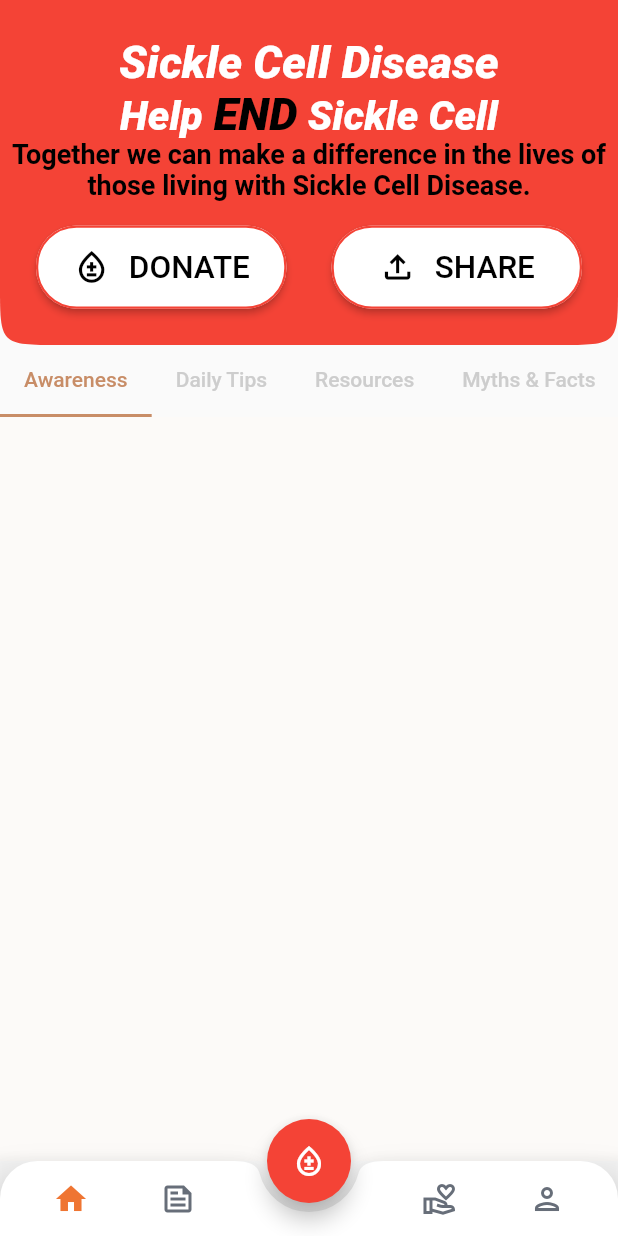
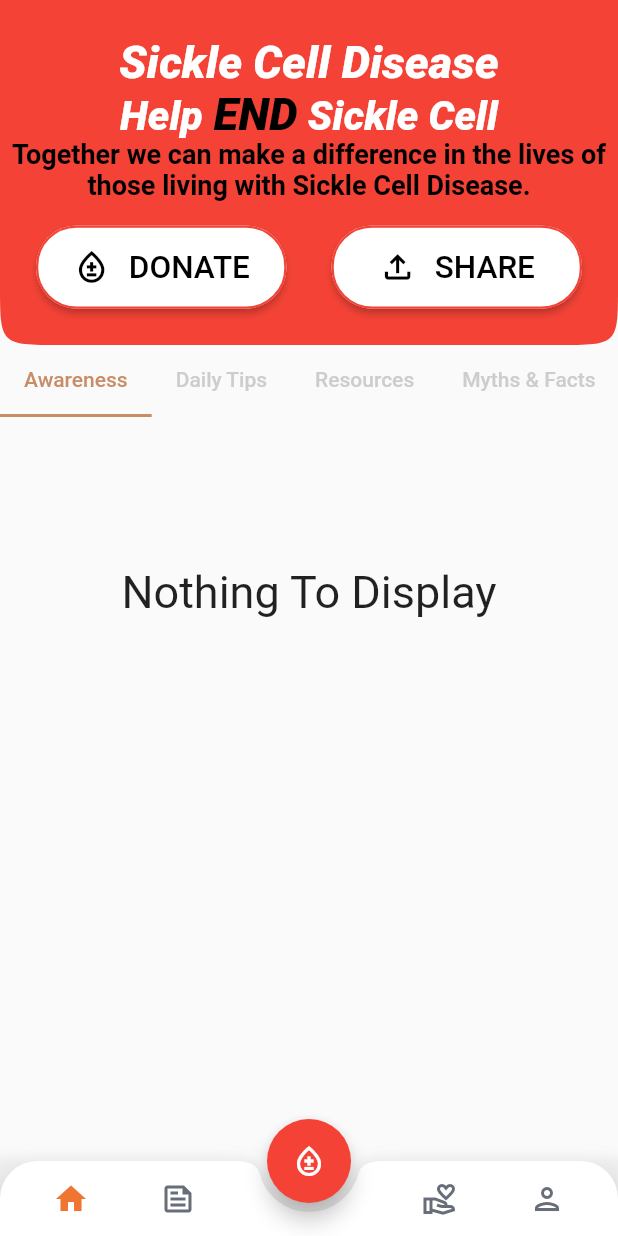
Before and after one commit to Sickle-Cell-Foundation-Of-Alberta/PintSize, a Flutter app: the screen it shows after launch, after a tap on "Get Started", on a phone screen of 412 x 824 dp. Run offline on Flutter 3.47's test engine with Material 2 defaults, Android fonts, the light colour scheme and no system bars; our stand-ins replace cloud_firestore, firebase_core, firebase_database, tuple; accounts and stored records are empty.

Commit message:
Database query update

```diff
--- a/lib/Screens/Home/homeTabs/homepageAwareness.dart
+++ b/lib/Screens/Home/homeTabs/homepageAwareness.dart
@@ -1,69 +1,69 @@
-import 'package:cloud_firestore/cloud_firestore.dart';
+import 'package:firebase_database/firebase_database.dart';
 import 'package:flutter/material.dart';
 import 'package:pintsize/Screens/Home/subPages/awareness.dart';
-import 'package:firebase_database/firebase_database.dart';
 
-class AwarenessPage extends StatelessWidget {
+class AwarenessPage extends StatefulWidget {
+  @override
+  _HomeState createState() => _HomeState();
+}
+
+class _HomeState extends State<AwarenessPage> {
+  //Creating an instance of firebase
   final databaseReference = FirebaseDatabase.instance.reference();
+
   @override
   Widget build(BuildContext context) {
-    readData();
-    var size = MediaQuery.of(context).size;
-
-    var query = databaseReference.child('Awareness').orderByChild('id');
-    query.onChildAdded.forEach((event) => {print(event.snapshot.value)});
-
-    /*24 is for notification bar on Android*/
-    final double itemHeight = (size.height - kToolbarHeight - 24) / 2;
-    final double itemWidth = size.width / 2;
-
-    return Scaffold(
-      backgroundColor: Color(0xFFFCFAF8),
-      body: new Container(
-        child: StreamBuilder(
-          stream:
-              // databaseReference.child("Awareness").onValue,
-              FirebaseFirestore.instance.collection('Awareness').snapshots(),
-          builder: (BuildContext context,
-              AsyncSnapshot<QuerySnapshot<Map<String, dynamic>>> snapshot) {
-            if (!snapshot.hasData) return const SizedBox.shrink();
-            return GridView.builder(
-                itemCount: snapshot.data!.docs.length,
-                gridDelegate: SliverGridDelegateWithFixedCrossAxisCount(
-                    crossAxisCount: 1,
-                    childAspectRatio: MediaQuery.of(context).size.width /
-                        (MediaQuery.of(context).size.height / 5)),
-                itemBuilder: (BuildContext context, int index) {
-                  final databaseQuery = snapshot.data!.docs[index].data();
-                  return _buildCard(databaseQuery['title'],
-                      databaseQuery['description'], context);
-                });
-          },
-        ),
-      ),
+    return new Scaffold(
+      body: formWidget(),
     );
   }
 
-  void readData() {
-    databaseReference
-        .child(
-            '1wWNoeTvLN4SEQ02eKVYM94mLymsNMq-UB8Cx3AATunw/Cbs_Donoation_Data')
-        .once()
-        .then((DataSnapshot snapshot) {
-      print('Data : ${snapshot.value}');
+//Creating a referance to the database child
+  var _firebaseRef =
+      FirebaseDatabase().reference().child('Awareness').orderByChild("id");
+
+  Widget formWidget() {
+    return Padding(
+      padding: const EdgeInsets.only(top: 8.0, left: 6.0, right: 6.0),
+      child: Center(
+        child: StreamBuilder(
+          stream: _firebaseRef.onValue,
+/*On value change the stream is triggered for all
+crud operations.
+If you only want to trigger when a child is added
+use ***stream: _firebaseRef.onChildAdded,*** instead of onValue*/
+          builder: (context, snap) {
+            if (snap.hasData &&
+                !snap.hasError &&
+                snap.data.snapshot.value != null) {
+              Map data = snap.data.snapshot.value;
+              List item = [];
+
+              data.forEach((index, data) {
+                item.add(
+                    {"key": index, ...data}); //The items are added to the list
+
+                //if you only want to add a specific type of data to be displayed you can use this approach
+                /*if (data["Type"] == "Pollution") {
+                  item.add({"key": index, ...data});
+                } */
               });
-  }
-}
-
-Widget _buildCard(String title, String description, context) {
+              if (item.length > 0) {
+                return ListView.builder(
+                  itemCount: item.length,
+                  itemBuilder: (context, index) {
                     return Padding(
-      padding:
-          EdgeInsets.only(top: 10.0, bottom: 15.0, left: 45.0, right: 45.0),
+                        padding: EdgeInsets.only(
+                            top: 10.0, bottom: 15.0, left: 45.0, right: 45.0),
                         child: InkWell(
                           onTap: () {
                             Navigator.of(context).push(MaterialPageRoute(
                                 builder: (context) => HomeAwarenessSubPage(
-                  documentTitle: title, documentDescription: description)));
+                                    documentTitle: item[index][
+                                        "title"], //The title is taken from the list index
+                                    documentDescription: item[
+                                            index] //The description is taken from the list index
+                                        ["description"])));
                           },
                           child: Container(
                               decoration: BoxDecoration(
@@ -75,12 +75,13 @@ Widget _buildCard(String title, String description, context) {
                                         blurRadius: 5.0)
                                   ],
                                   color: Colors.white),
-            child:
-                Column(mainAxisAlignment: MainAxisAlignment.center, children: [
+                              child: Column(
+                                  mainAxisAlignment: MainAxisAlignment.center,
+                                  children: [
                                     SizedBox(height: 1.0),
                                     Align(
                                       alignment: Alignment.center,
-                child: Text(title,
+                                      child: Text(item[index]["title"],
                                           textAlign: TextAlign.center,
                                           style: TextStyle(
                                               fontWeight: FontWeight.bold,
@@ -90,4 +91,33 @@ Widget _buildCard(String title, String description, context) {
                                     ),
                                   ])),
                         ));
+                  },
+                );
+              } else {
+                //if item list has no data
+                return Container(
+                  child: ListView(children: <Widget>[
+                    Text(
+                      "Nothing To Display",
+                      style: TextStyle(height: 5, fontSize: 30),
+                      textAlign: TextAlign.center,
+                    ),
+                  ]),
+                );
               }
+            } else //if database reading has no data
+              return Container(
+                child: ListView(children: <Widget>[
+                  Text(
+                    "Nothing To Display",
+                    style: TextStyle(height: 5, fontSize: 30),
+                    textAlign: TextAlign.center,
+                  ),
+                ]),
+              );
+          },
+        ),
+      ),
+    );
+  }
+}
```
Lines whose indentation alone changed are shown as unchanged.
